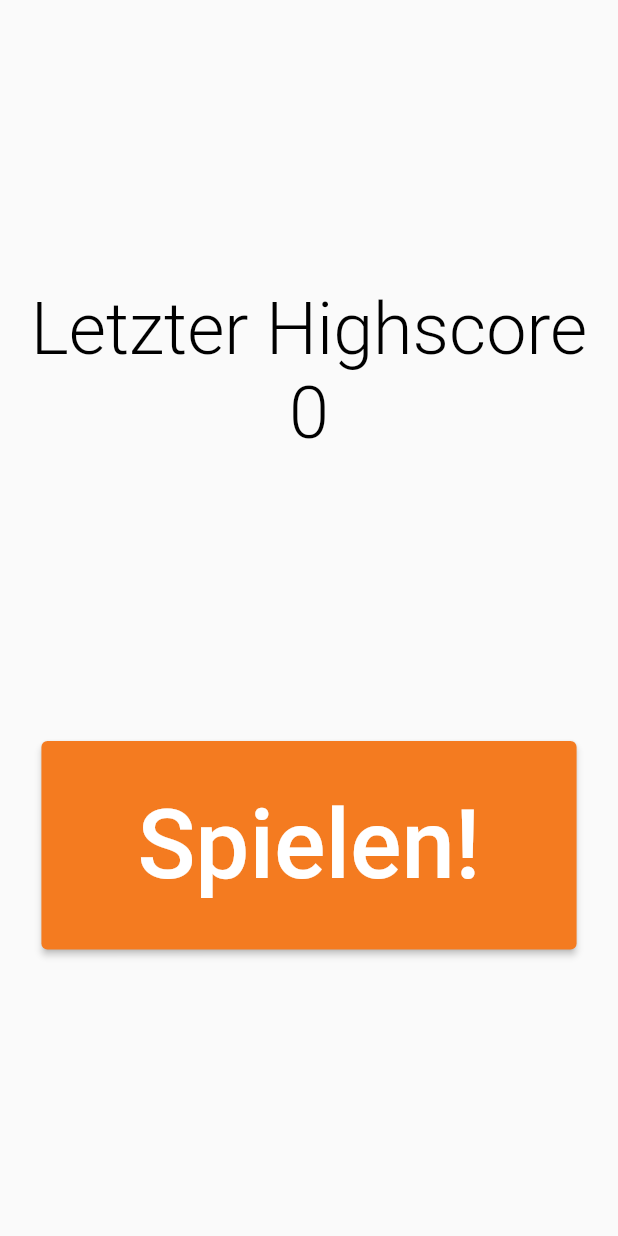
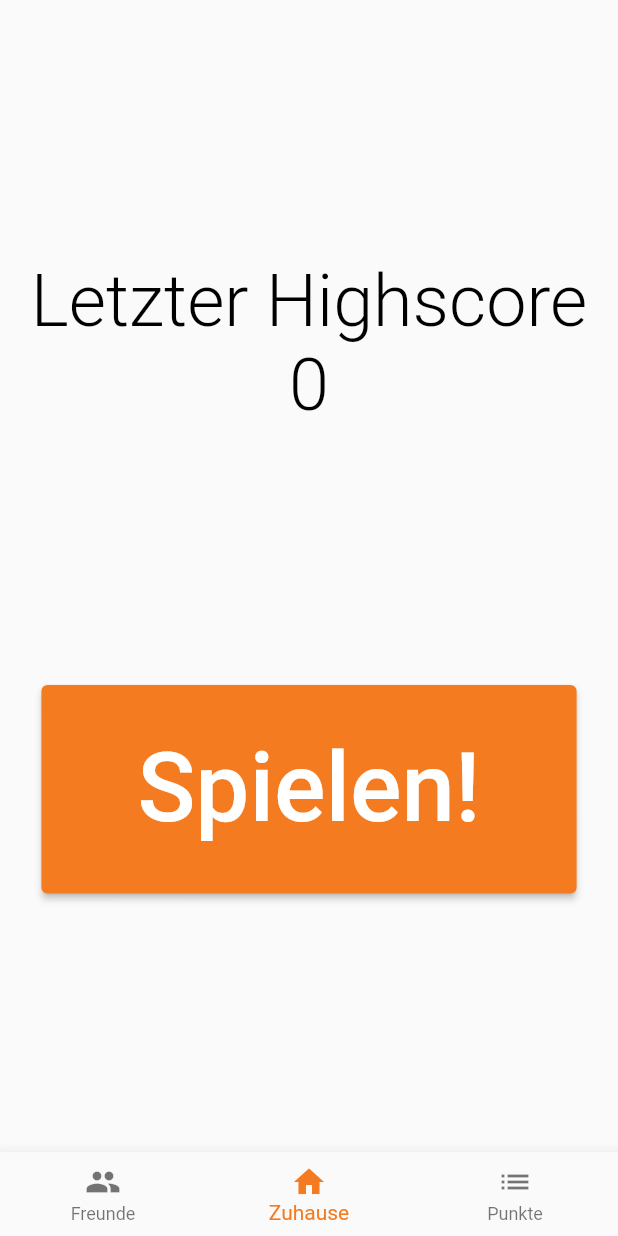
Before and after one commit to kevinsieverding/dhbw-tm404011-app, a Flutter app: the HomePage screen opened by its route, on a phone screen of 412 x 824 dp. Run offline on Flutter 3.47's test engine with Material 2 defaults, Android fonts, the light colour scheme and no system bars; our stand-ins replace loading_indicator, sqflite; accounts and stored records are empty; Roboto replaces fonts that are missing (Noto).

Commit message:
Add loading indicators and highscore persistence

```diff
--- /dev/null
+++ b/lib/model/highscore.dart
@@ -0,0 +1,25 @@
+class Highscore {
+  int? id;
+  int? userId;
+  int? score;
+
+  Highscore();
+
+  Highscore.fromMap(Map<String, dynamic> map)
+      : id = map['id'],
+        userId = map['userId'],
+        score = map['score'];
+
+  Map<String, dynamic> toMap() {
+    return {
+      'id': id,
+      'userId': userId,
+      'score': score,
+    };
+  }
+
+  @override
+  String toString() {
+    return 'Highscore{id: $id, userId: $userId, score: $score}';
+  }
+}
--- /dev/null
+++ b/lib/model/highscore_model.dart
@@ -0,0 +1,14 @@
+import 'package:flutter/material.dart';
+
+class HighscoreModel extends ChangeNotifier {
+  int _highscore = 0;
+
+  int get highscore {
+    return _highscore;
+  }
+
+  set highscore(int highscore) {
+    _highscore = highscore;
+    notifyListeners();
+  }
+}
--- a/lib/repository/user_repository.dart
+++ b/lib/repository/user_repository.dart
@@ -2,9 +2,11 @@ import 'package:times/model/user.dart';
 import 'package:times/infrastructure/database.dart' as database;
 
 class UserRepository {
+  static const String table = 'user';
+
   static Future<List<User>> findAll() async {
     final db = await database.db;
-    final userEntities = await db.query('Users');
+    final userEntities = await db.query(table);
     final List<User> userModels = [];
     for (var userEntity in userEntities) {
       userModels.add(User.fromMap(userEntity));
@@ -14,6 +16,6 @@ class UserRepository {
 
   static Future<int> insert(User user) async {
     final db = await database.db;
-    return await db.insert('Users', user.toMap());
+    return await db.insert(table, user.toMap());
   }
 }
--- a/lib/ui/page/home_page.dart
+++ /dev/null
@@ -1,37 +0,0 @@
-import 'package:flutter/material.dart';
-import 'package:times/theme/times_text.dart';
-
-class HomePage extends StatelessWidget {
-  const HomePage({Key? key}) : super(key: key);
-
-  @override
-  Widget build(BuildContext context) {
-    return Scaffold(
-        body: SafeArea(
-      child:
-          Column(mainAxisAlignment: MainAxisAlignment.spaceEvenly, children: [
-        Column(
-            mainAxisAlignment: MainAxisAlignment.spaceBetween,
-            crossAxisAlignment: CrossAxisAlignment.center,
-            children: [
-              Center(
-                child: Text('Letzter Highscore', style: TimesText.sansLight48),
-              ),
-              Center(
-                child: Text('0', style: TimesText.sansLight48),
-              )
-            ]),
-        Center(
-            child: ElevatedButton(
-                onPressed: () {
-                  Navigator.of(context).pushNamed('/game');
-                },
-                style: ElevatedButton.styleFrom(
-                    padding: const EdgeInsets.symmetric(
-                        vertical: 32, horizontal: 64)),
-                child: Text('Spielen!',
-                    style: TimesText.sansBold64.copyWith(color: Colors.white))))
-      ]),
-    ));
-  }
-}
--- /dev/null
+++ b/lib/ui/page/home_page/home_page.dart
@@ -0,0 +1,47 @@
+import 'package:flutter/material.dart';
+import 'package:times/ui/page/home_page/view/highscore_view.dart';
+import 'package:times/ui/page/home_page/view/home_view.dart';
+
+class HomePage extends StatefulWidget {
+  const HomePage({Key? key}) : super(key: key);
+
+  @override
+  State<StatefulWidget> createState() => _HomePageState();
+}
+
+class _HomePageState extends State<HomePage> {
+  int _selection = 1;
+
+  @override
+  Widget build(BuildContext context) {
+    return SafeArea(
+        child: Scaffold(
+            body: _getWidget(_selection),
+            bottomNavigationBar: BottomNavigationBar(
+                items: const [
+                  BottomNavigationBarItem(
+                      icon: Icon(Icons.people), label: 'Freunde'),
+                  BottomNavigationBarItem(
+                      icon: Icon(Icons.home), label: 'Zuhause'),
+                  BottomNavigationBarItem(
+                      icon: Icon(Icons.list), label: 'Punkte')
+                ],
+                currentIndex: _selection,
+                onTap: (index) {
+                  setState(() {
+                    _selection = index;
+                  });
+                })));
+  }
+
+  Widget _getWidget(int index) {
+    switch (index) {
+      case 0:
+      case 1:
+        return const HomeView();
+      case 2:
+      default:
+        return const HighscoreView();
+    }
+  }
+}
--- /dev/null
+++ b/lib/ui/page/home_page/view/home_view.dart
@@ -0,0 +1,38 @@
+import 'package:flutter/material.dart';
+import 'package:provider/provider.dart';
+import 'package:times/model/highscore_model.dart';
+import 'package:times/theme/times_text.dart';
+
+class HomeView extends StatelessWidget {
+  const HomeView({Key? key}) : super(key: key);
+
+  @override
+  Widget build(BuildContext context) {
+    return Column(mainAxisAlignment: MainAxisAlignment.spaceEvenly, children: [
+      Column(
+          mainAxisAlignment: MainAxisAlignment.spaceBetween,
+          crossAxisAlignment: CrossAxisAlignment.center,
+          children: [
+            Center(
+              child: Text('Letzter Highscore', style: TimesText.sansLight48),
+            ),
+            Center(child: Consumer<HighscoreModel>(
+              builder: (context, highscore, child) {
+                final score = highscore.highscore;
+                return Text('$score', style: TimesText.sansLight48);
+              },
+            ))
+          ]),
+      Center(
+          child: ElevatedButton(
+              onPressed: () {
+                Navigator.of(context).pushNamed('/game');
+              },
+              style: ElevatedButton.styleFrom(
+                  padding:
+                      const EdgeInsets.symmetric(vertical: 32, horizontal: 64)),
+              child: Text('Spielen!',
+                  style: TimesText.sansBold64.copyWith(color: Colors.white))))
+    ]);
+  }
+}
```
Also changed, not shown: lib/infrastructure/database.dart (+14 -2 lines), lib/main.dart (+6 -4 lines), lib/model/highscore_with_user_name.dart (added, +23 -0 lines), lib/repository/highscore_repository.dart (added, +35 -0 lines), lib/ui/page/game_over_page.dart (+11 -4 lines), lib/ui/page/game_page/game_page.dart (+17 -0 lines), lib/ui/page/home_page/view/highscore_view.dart (added, +62 -0 lines), lib/ui/page/splash_page.dart (+12 -2 lines), lib/ui/page/high_score_page.dart (deleted).
